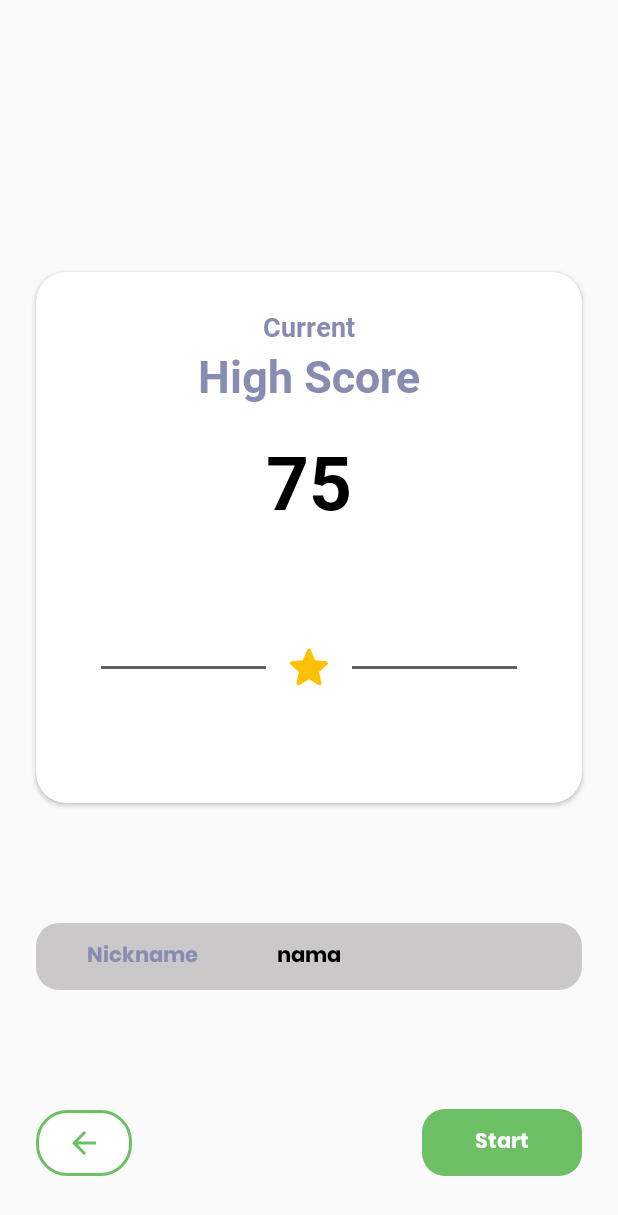
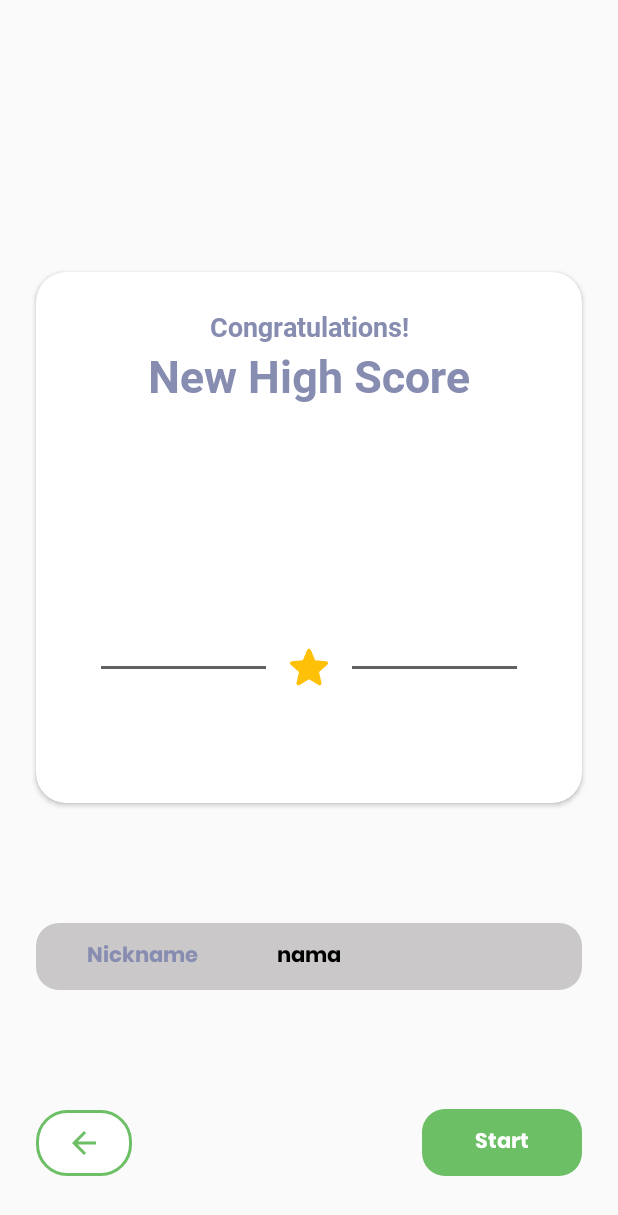
Before and after one commit to fikri011100/candy, an Android app: the QuizResultActivity screen opened directly, with no data from a screen before it, on a phone screen of 412 x 824 dp. Shown: the top 1215 px of the screen. Run offline under Robolectric (Android 15) with nearby library versions, the phone set to English and light mode, and no system bars.

Commit message:
benerin dikit

```diff
--- a/app/src/main/java/binus/bmcc/candy/feature/mainpage/MainActivity.kt
+++ b/app/src/main/java/binus/bmcc/candy/feature/mainpage/MainActivity.kt
@@ -54,6 +54,11 @@ class MainActivity : AppCompatActivity() {
         name.setText(usrName)
     }
 
+    override fun onBackPressed() {
+        super.onBackPressed()
+        finishAffinity()
+    }
+
     private fun setupDrawer() {
         drawerlayout.setTouchMode(ElasticDrawer.TOUCH_MODE_BEZEL)
         drawerlayout.setOnDrawerStateChangeListener(object : ElasticDrawer.OnDrawerStateChangeListener {
--- a/app/src/main/java/binus/bmcc/candy/feature/quiz/QuizResultActivity.kt
+++ b/app/src/main/java/binus/bmcc/candy/feature/quiz/QuizResultActivity.kt
@@ -23,11 +23,10 @@ class QuizResultActivity : AppCompatActivity() {
         usrName = sharedPref.getEmail("username", "nama")!!
         try {
             val ss:String = intent.getStringExtra("score")
-            var scores = ss.toInt() * 25
-            textview_score.setText(scores.toString())
+            textview_score.setText(ss)
             text_current.setText("Congratulations!")
             text_high_score.setText("New High Score")
-            Log.d("score", scores.toString())
+            Log.d("score", ss)
         } catch (e: Exception) {
 
         }
```
